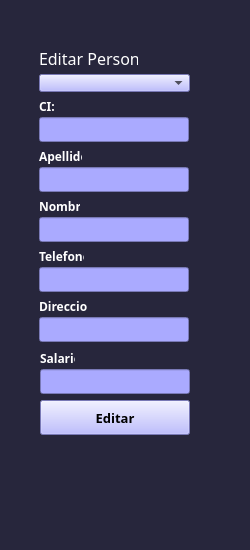
Qt form Prueba tp/form_editar_persona.ui (stel0/TP-PYTHON) before a commit.
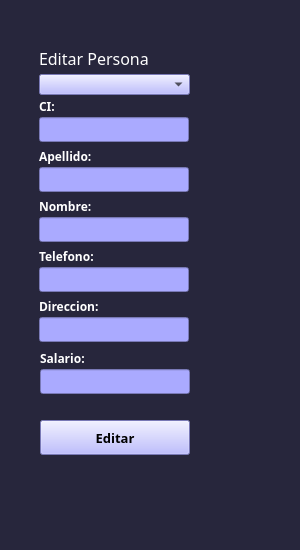
The same form after that commit.

What changed in the file:
```diff
--- a/Prueba tp/form_editar_persona.ui
+++ b/Prueba tp/form_editar_persona.ui
@@ -6,7 +6,7 @@
    <rect>
     <x>0</x>
     <y>0</y>
-    <width>250</width>
+    <width>300</width>
     <height>550</height>
    </rect>
   </property>
@@ -18,14 +18,14 @@
   </property>
   <property name="minimumSize">
    <size>
-    <width>250</width>
-    <height>550</height>
+    <width>300</width>
+    <height>500</height>
    </size>
   </property>
   <property name="maximumSize">
    <size>
-    <width>250</width>
-    <height>550</height>
+    <width>300</width>
+    <height>650</height>
    </size>
   </property>
   <property name="windowTitle">
@@ -147,7 +147,7 @@
      <rect>
       <x>9</x>
       <y>58</y>
-      <width>16</width>
+      <width>171</width>
       <height>16</height>
      </rect>
     </property>
@@ -170,7 +170,7 @@
      <rect>
       <x>9</x>
       <y>108</y>
-      <width>43</width>
+      <width>191</width>
       <height>16</height>
      </rect>
     </property>
@@ -193,7 +193,7 @@
      <rect>
       <x>9</x>
       <y>158</y>
-      <width>41</width>
+      <width>171</width>
       <height>16</height>
      </rect>
     </property>
@@ -216,7 +216,7 @@
      <rect>
       <x>9</x>
       <y>208</y>
-      <width>45</width>
+      <width>171</width>
       <height>16</height>
      </rect>
     </property>
@@ -239,7 +239,7 @@
      <rect>
       <x>9</x>
       <y>258</y>
-      <width>48</width>
+      <width>161</width>
       <height>16</height>
      </rect>
     </property>
@@ -262,7 +262,7 @@
      <rect>
       <x>10</x>
       <y>310</y>
-      <width>35</width>
+      <width>161</width>
       <height>16</height>
      </rect>
     </property>
@@ -304,7 +304,7 @@
      <rect>
       <x>9</x>
       <y>9</y>
-      <width>99</width>
+      <width>191</width>
       <height>19</height>
      </rect>
     </property>
@@ -326,7 +326,7 @@
     <property name="geometry">
      <rect>
       <x>10</x>
-      <y>360</y>
+      <y>380</y>
       <width>150</width>
       <height>35</height>
      </rect>
@@ -367,7 +367,7 @@
       <x>9</x>
       <y>34</y>
       <width>151</width>
-      <height>18</height>
+      <height>21</height>
      </rect>
     </property>
     <property name="sizePolicy">
```
Left out of the diff: 2 changed lines with no effect on the pictures.
